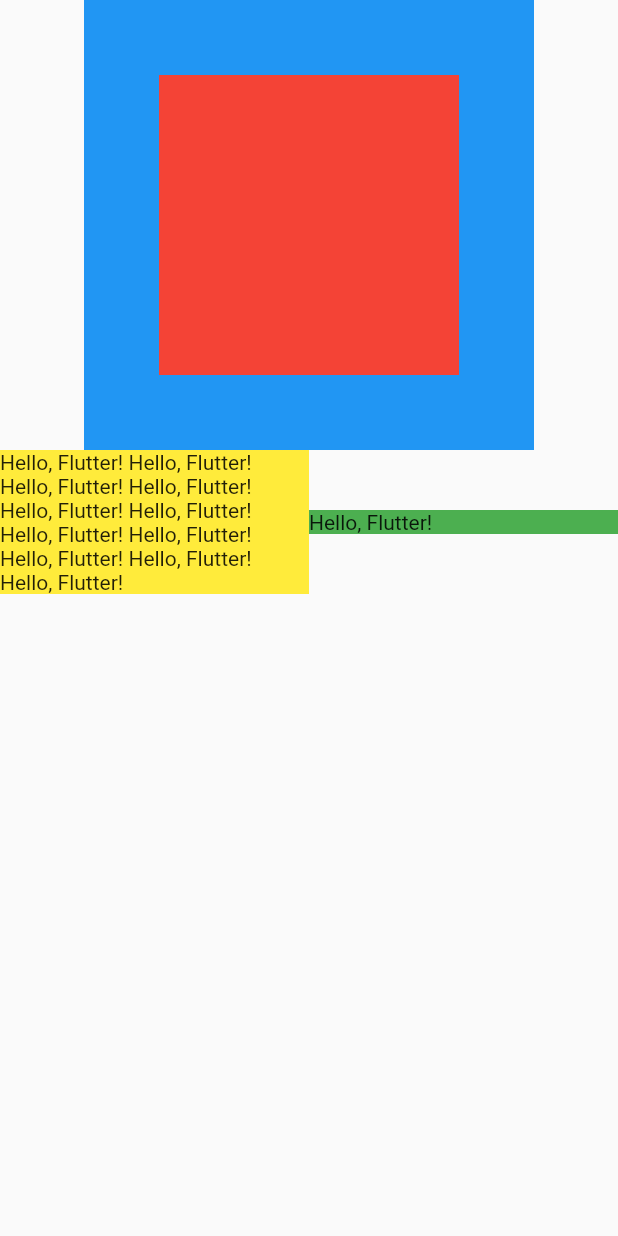
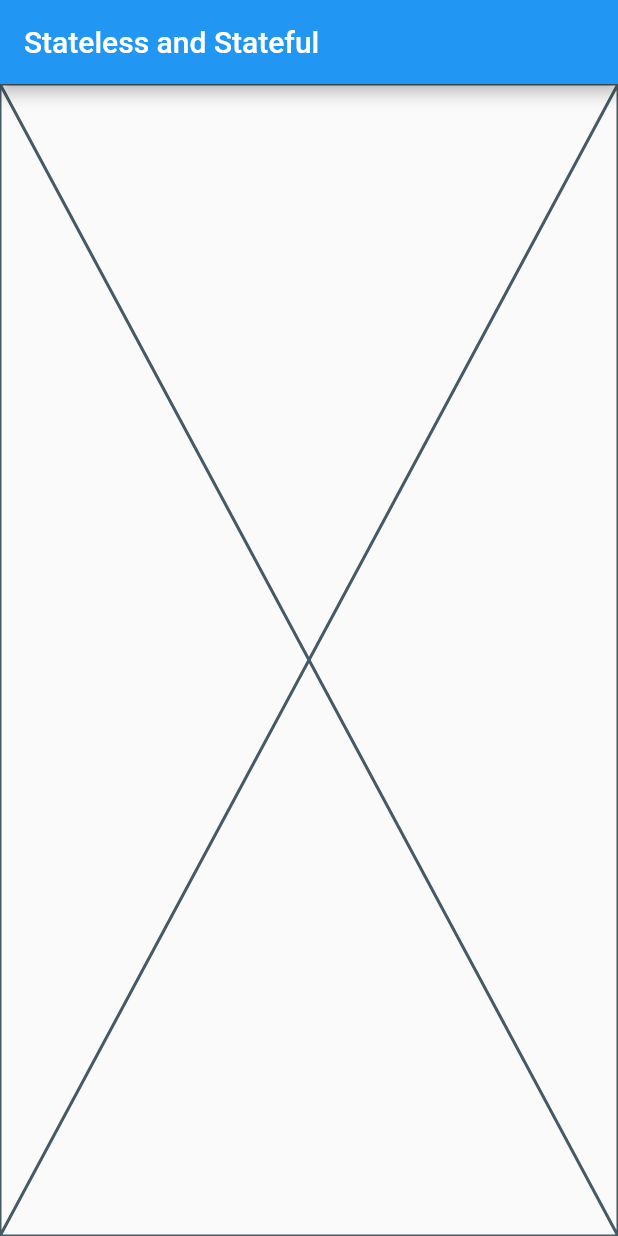
Before and after one commit to dongeranguk/flutter_example, a Flutter app: the screen it shows after launch, on a phone screen of 412 x 824 dp. Run offline on Flutter 3.47's test engine with Material 2 defaults, Android fonts, the phone set to English and light mode, and no system bars.

Commit message:
#12 - 화면 초기화
이번 실습을 진행하기 위해 이전 화면을 초기화한다.

```diff
--- a/lib/main.dart
+++ b/lib/main.dart
@@ -1,44 +1,21 @@
 import 'package:flutter/material.dart';
 
 void main() {
-  runApp(
-    const MaterialApp(
-      home: SafeArea(
-        child: Scaffold(
-          body: ConstraintWidget(),
-        ),
-      ),
+  runApp(MaterialApp(
+    home: Scaffold(
+      appBar: AppBar(title: Text('Stateless and Stateful')),
+      body: Body(),
+
     ),
-  );
+  ));
 }
 
-class ConstraintWidget extends StatelessWidget {
-  const ConstraintWidget({super.key});
+class Body extends StatelessWidget {
+
+  const Body({super.key});
 
   @override
   Widget build(BuildContext context) {
-    return Column(
-      children: [
-        Container(
-          color: Colors.blue,
-          width: 300,
-          height: 300,
-          child: Align(
-            alignment: Alignment.center,
-            child: Container(
-              color: Colors.red,
-              width: 200,
-              height: 200,
-            ),
-          ),
-        ),
-        Row(
-          children: [
-            Expanded(child: Container(color: Colors.yellow, child: Text('Hello, Flutter! Hello, Flutter! Hello, Flutter! Hello, Flutter! Hello, Flutter! Hello, Flutter! Hello, Flutter! Hello, Flutter! Hello, Flutter! Hello, Flutter! Hello, Flutter! '))),
-            Expanded(child: Container(color: Colors.green, child: Text('Hello, Flutter!')))
-          ],
-        ),
-      ],
-    );
+    return Placeholder();
   }
 }
```
